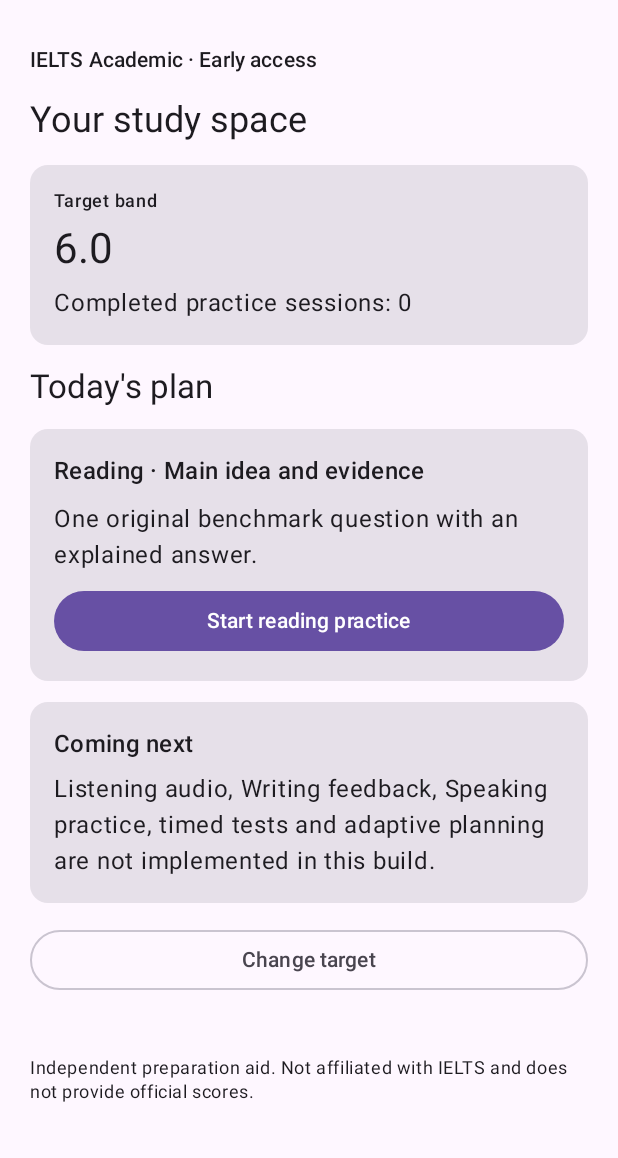
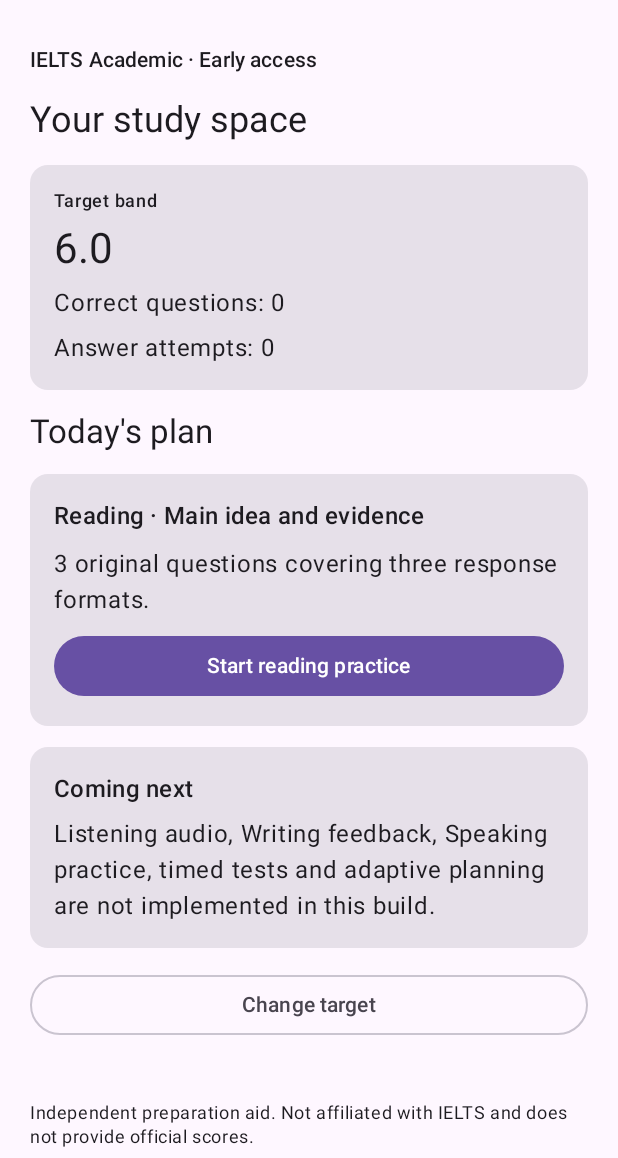
Before and after one commit to cxs503/TensorAppFactory, an Android app built with Jetpack Compose: the screen it shows after launch (MainActivity), after a tap on an icon or button, on a phone screen of 412 x 824 dp, the part 78-1236 px from its top. Run offline under Robolectric (Android 15) with nearby library versions, the phone set to English and light mode, and no system bars.

Commit message:
feat(english-coach): support complete three-question reading flow

```diff
--- a/products/english-exam-coach/android/app/src/main/java/com/tensor/englishcoach/MainActivity.kt
+++ b/products/english-exam-coach/android/app/src/main/java/com/tensor/englishcoach/MainActivity.kt
@@ -3,6 +3,7 @@ package com.tensor.englishcoach
 import android.os.Bundle
 import androidx.activity.ComponentActivity
 import androidx.activity.compose.setContent
+import androidx.compose.foundation.clickable
 import androidx.compose.foundation.layout.Arrangement
 import androidx.compose.foundation.layout.Column
 import androidx.compose.foundation.layout.Row
@@ -17,6 +18,7 @@ import androidx.compose.material3.Button
 import androidx.compose.material3.Card
 import androidx.compose.material3.MaterialTheme
 import androidx.compose.material3.OutlinedButton
+import androidx.compose.material3.OutlinedTextField
 import androidx.compose.material3.RadioButton
 import androidx.compose.material3.Surface
 import androidx.compose.material3.Text
@@ -28,7 +30,9 @@ import androidx.compose.runtime.setValue
 import androidx.compose.runtime.getValue
 import androidx.compose.ui.Modifier
 import androidx.compose.ui.unit.dp
+import org.json.JSONArray
 import org.json.JSONObject
+import java.util.Locale
 
 class MainActivity : ComponentActivity() {
     override fun onCreate(savedInstanceState: Bundle?) {
@@ -46,44 +50,79 @@ class MainActivity : ComponentActivity() {
 }
 
 private data class ReadingQuestion(
+    val id: String,
+    val taskType: String,
     val instruction: String,
     val passage: String,
     val options: List<Pair<String, String>>,
-    val answer: String,
+    val expected: List<String>,
     val explanation: String
 )
 
-internal fun isCorrectAnswer(selected: String?, expected: String): Boolean = selected == expected
+internal fun isCorrectAnswer(selected: String?, expected: String): Boolean =
+    selected?.trim()?.equals(expected.trim(), ignoreCase = true) == true
 
-private fun loadFirstQuestion(json: String): ReadingQuestion {
-    val item = JSONObject(json).getJSONArray("items").getJSONObject(0)
+internal fun isCorrectShortAnswer(response: String, expectedPhrases: List<String>): Boolean {
+    val normalized = response.lowercase(Locale.ROOT).replace(Regex("[^\\p{L}\\p{N}]+"), " ").trim()
+    return expectedPhrases.isNotEmpty() && expectedPhrases.all { phrase ->
+        val expected = phrase.lowercase(Locale.ROOT).replace(Regex("[^\\p{L}\\p{N}]+"), " ").trim()
+        expected.isNotEmpty() && Regex("(^| )${Regex.escape(expected)}( |$)").containsMatchIn(normalized)
+    }
+}
+
+private fun loadQuestions(json: String): List<ReadingQuestion> {
+    val items = JSONObject(json).getJSONArray("items")
+    return (0 until items.length()).map { index ->
+        val item = items.getJSONObject(index)
         val prompt = item.getJSONObject("prompt")
-    val optionsJson = prompt.getJSONArray("options")
-    val options = (0 until optionsJson.length()).map { index ->
-        val option = optionsJson.getJSONObject(index)
+        val optionsJson = prompt.optJSONArray("options") ?: JSONArray()
+        val options = (0 until optionsJson.length()).map { optionIndex ->
+            val option = optionsJson.getJSONObject(optionIndex)
             option.getString("id") to option.getString("text")
+        }.ifEmpty {
+            if (item.getString("task_type") == "true_false_not_given") {
+                listOf("TRUE" to "TRUE", "FALSE" to "FALSE", "NOT GIVEN" to "NOT GIVEN")
+            } else emptyList()
         }
-    val answer = item.getJSONObject("answer_key")
-    return ReadingQuestion(
+        val answer = item.getJSONObject("answer_key").get("expected")
+        val expected = when (answer) {
+            is JSONArray -> (0 until answer.length()).map { answer.getString(it) }
+            else -> listOf(answer.toString())
+        }
+        ReadingQuestion(
+            id = item.getString("item_id"),
+            taskType = item.getString("task_type"),
             instruction = prompt.getString("instruction"),
-        passage = prompt.getString("stimulus"),
+            passage = prompt.getString("stimulus").replace("\\\\n", "\n"),
             options = options,
-        answer = answer.getString("expected"),
-        explanation = answer.getString("explanation")
+            expected = expected,
+            explanation = item.getJSONObject("answer_key").getString("explanation")
         )
+    }
 }
 
 @Composable
 private fun CoachApp(preferences: android.content.SharedPreferences, benchmarkJson: String) {
-    val question = remember(benchmarkJson) { loadFirstQuestion(benchmarkJson) }
+    val questions = remember(benchmarkJson) { loadQuestions(benchmarkJson) }
     var targetBand by remember { mutableStateOf(preferences.getString("target_band", null)) }
     var completedSessions by remember { mutableStateOf(preferences.getInt("completed_sessions", 0)) }
+    var attempts by remember { mutableStateOf(preferences.getInt("attempted_answers", 0)) }
     var screen by remember { mutableStateOf("home") }
+    var questionIndex by remember { mutableStateOf(0) }
     var selected by remember { mutableStateOf<String?>(null) }
+    var typedAnswer by remember { mutableStateOf("") }
     var submitted by remember { mutableStateOf(false) }
+    var lastWasCorrect by remember { mutableStateOf(false) }
     var language by remember { mutableStateOf("en") }
     val zh = language == "zh"
     fun t(en: String, cn: String) = if (zh) cn else en
+    val question = questions.getOrNull(questionIndex)
+    val isShortAnswer = question?.taskType == "short_answer"
+    val isCorrect = question != null && if (isShortAnswer) {
+        isCorrectShortAnswer(typedAnswer, question.expected)
+    } else {
+        isCorrectAnswer(selected, question.expected.firstOrNull().orEmpty())
+    }
 
     Column(
         modifier = Modifier.fillMaxSize().verticalScroll(rememberScrollState()).padding(20.dp),
@@ -110,14 +149,26 @@ private fun CoachApp(preferences: android.content.SharedPreferences, benchmarkJs
                 ) { Text(t("Target band $band", "目标分数 $band")) }
             }
             Text(t("Your progress stays on this device in this early build.", "当前早期版本将学习进度保存在本设备。"), style = MaterialTheme.typography.bodySmall)
-        } else if (screen == "practice") {
-            Text(t("Reading practice", "阅读练习"), style = MaterialTheme.typography.headlineSmall)
+        } else if (screen == "practice" && question != null) {
+            Text(t("Reading practice · Question ${questionIndex + 1} of ${questions.size}", "阅读练习 · 第 ${questionIndex + 1} / ${questions.size} 题"), style = MaterialTheme.typography.headlineSmall)
             Text(question.instruction, style = MaterialTheme.typography.bodyMedium)
             Card(Modifier.fillMaxWidth()) {
                 Text(question.passage, Modifier.padding(16.dp), style = MaterialTheme.typography.bodyLarge)
             }
+            if (isShortAnswer) {
+                OutlinedTextField(
+                    value = typedAnswer,
+                    onValueChange = { if (!submitted) typedAnswer = it },
+                    enabled = !submitted,
+                    label = { Text(t("Your answer (up to three words)", "填写答案（不超过三个词）")) },
+                    modifier = Modifier.fillMaxWidth()
+                )
+            } else {
                 question.options.forEach { option ->
-                Row(Modifier.fillMaxWidth(), horizontalArrangement = Arrangement.Start) {
+                    Row(
+                        Modifier.fillMaxWidth().clickable(enabled = !submitted) { selected = option.first }.padding(vertical = 4.dp),
+                        horizontalArrangement = Arrangement.Start
+                    ) {
                         RadioButton(
                             selected = selected == option.first,
                             onClick = { if (!submitted) selected = option.first },
@@ -126,48 +177,83 @@ private fun CoachApp(preferences: android.content.SharedPreferences, benchmarkJs
                         Text("${option.first}. ${option.second}", Modifier.weight(1f).padding(top = 12.dp))
                     }
                 }
+            }
             Button(
-                onClick = { submitted = true },
-                enabled = selected != null && !submitted,
+                onClick = {
+                    submitted = true
+                    lastWasCorrect = isCorrect
+                    attempts += 1
+                    preferences.edit().putInt("attempted_answers", attempts).apply()
+                },
+                enabled = !submitted && if (isShortAnswer) typedAnswer.isNotBlank() else selected != null,
                 modifier = Modifier.fillMaxWidth()
             ) { Text(t("Check answer", "检查答案")) }
             if (submitted) {
-                val correct = isCorrectAnswer(selected, question.answer)
-                Text(if (correct) t("Correct", "回答正确") else t("Not quite", "还不正确"),
-                    color = if (correct) MaterialTheme.colorScheme.primary else MaterialTheme.colorScheme.error,
-                    style = MaterialTheme.typography.titleMedium)
+                Text(
+                    if (lastWasCorrect) t("Correct", "回答正确") else t("Not quite", "还不正确"),
+                    color = if (lastWasCorrect) MaterialTheme.colorScheme.primary else MaterialTheme.colorScheme.error,
+                    style = MaterialTheme.typography.titleMedium
+                )
                 Text(question.explanation)
+                if (lastWasCorrect) {
                     Button(onClick = {
-                    if (correct) {
                         completedSessions += 1
                         preferences.edit().putInt("completed_sessions", completedSessions).apply()
+                        if (questionIndex + 1 < questions.size) {
+                            questionIndex += 1
+                            selected = null
+                            typedAnswer = ""
+                            submitted = false
+                            screen = "practice"
+                        } else {
+                            screen = "home"
+                            questionIndex = 0
+                            selected = null
+                            typedAnswer = ""
+                            submitted = false
                         }
+                    }, modifier = Modifier.fillMaxWidth()) {
+                        Text(if (questionIndex + 1 < questions.size) t("Next question", "下一题") else t("Finish practice", "完成练习"))
+                    }
+                } else {
+                    OutlinedButton(onClick = {
                         selected = null
+                        typedAnswer = ""
                         submitted = false
+                    }, modifier = Modifier.fillMaxWidth()) {
+                        Text(t("Try again", "重新作答"))
+                    }
+                }
+            }
+            TextButton(onClick = {
                 screen = "home"
-                }, modifier = Modifier.fillMaxWidth()) {
-                    Text(t("Finish session", "完成本次练习"))
-                }
-                Text(t("A session is counted only when the answer is correct. Review and retry if needed.", "答对后才计入完成记录；答错可以返回复习后重试。"), style = MaterialTheme.typography.bodySmall)
-            }
-            TextButton(onClick = { screen = "home"; selected = null; submitted = false }) {
-                Text(t("Back to study plan", "返回学习计划"))
-            }
+                questionIndex = 0
+                selected = null
+                typedAnswer = ""
+                submitted = false
+            }) { Text(t("Back to study plan", "返回学习计划")) }
         } else {
             Text(t("Your study space", "你的学习空间"), style = MaterialTheme.typography.headlineSmall)
             Card(Modifier.fillMaxWidth()) {
                 Column(Modifier.padding(16.dp), verticalArrangement = Arrangement.spacedBy(6.dp)) {
                     Text(t("Target band", "目标分数"), style = MaterialTheme.typography.labelMedium)
                     Text(targetBand ?: "—", style = MaterialTheme.typography.headlineMedium)
-                    Text(t("Completed practice sessions: $completedSessions", "已完成练习：$completedSessions 次"))
+                    Text(t("Correct questions: $completedSessions", "答对题数：$completedSessions"))
+                    Text(t("Answer attempts: $attempts", "作答次数：$attempts"))
                 }
             }
             Text(t("Today's plan", "今日计划"), style = MaterialTheme.typography.titleLarge)
             Card(Modifier.fillMaxWidth()) {
                 Column(Modifier.padding(16.dp), verticalArrangement = Arrangement.spacedBy(8.dp)) {
                     Text(t("Reading · Main idea and evidence", "阅读 · 主旨与证据定位"), style = MaterialTheme.typography.titleMedium)
-                    Text(t("One original benchmark question with an explained answer.", "一道原创基准题，附答案解释。"))
-                    Button(onClick = { screen = "practice" }, modifier = Modifier.fillMaxWidth()) {
+                    Text(t("${questions.size} original questions covering three response formats.", "${questions.size} 道原创题，覆盖三种作答形式。"))
+                    Button(onClick = {
+                        questionIndex = 0
+                        selected = null
+                        typedAnswer = ""
+                        submitted = false
+                        screen = "practice"
+                    }, modifier = Modifier.fillMaxWidth()) {
                         Text(t("Start reading practice", "开始阅读练习"))
                     }
                 }
```
Lines whose indentation alone changed are shown as unchanged.
